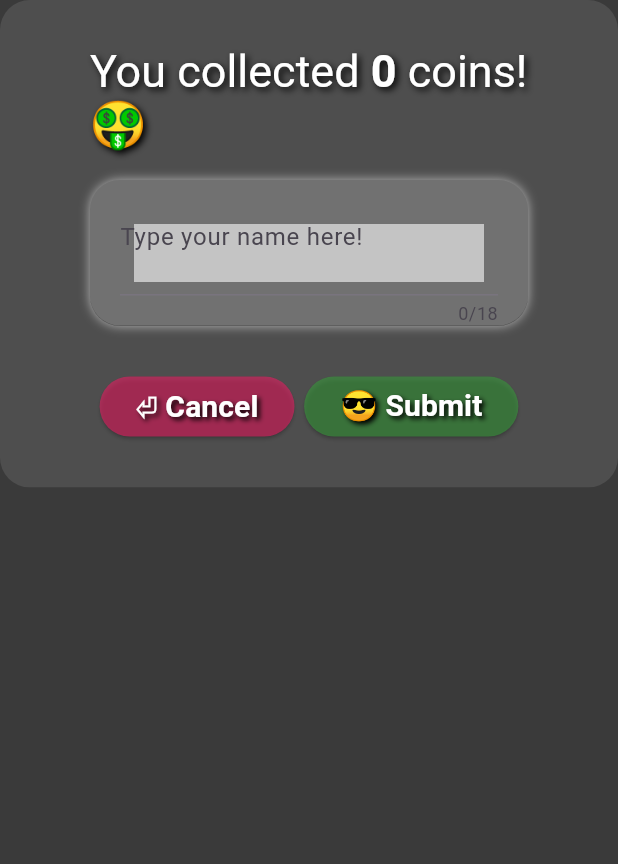
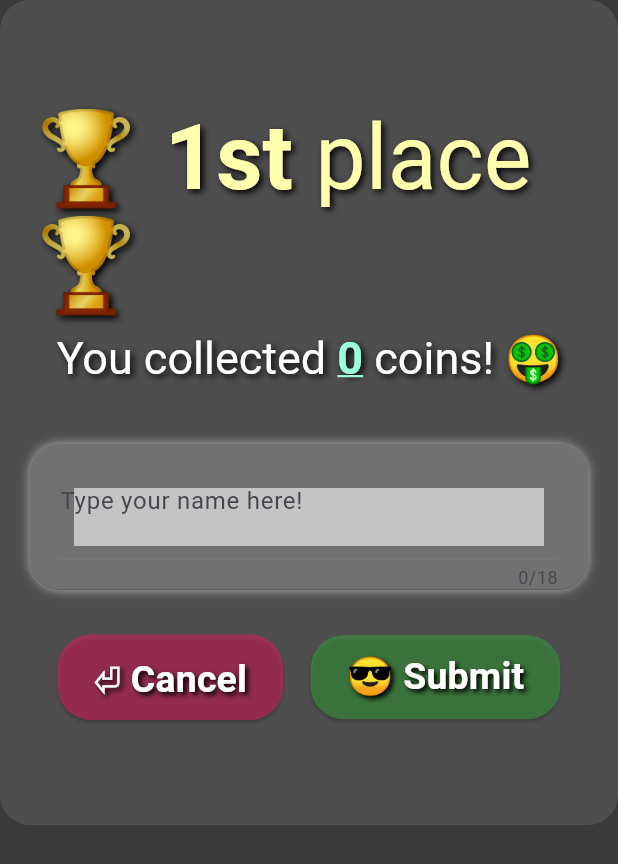
Before and after one commit to bdero/flutter-scene-example, a Flutter app: the LeaderboardForm widget shown alone on an empty page, opened directly with empty values, on a phone screen of 412 x 824 dp. Shown: the top 864 px of the screen. Run offline on Flutter 3.47's test engine with Material 3 defaults, Android fonts, the light colour scheme and no system bars; our stand-ins replace flutter_animate; missing offline and left inert: flutter_scene, flutter_soloud, gamepads; generated files the repository leaves out were written again.

Commit message:
leaderboard improvements

```diff
--- a/lib/demo/game.dart
+++ b/lib/demo/game.dart
@@ -21,7 +21,7 @@ class GameState {
     required this.player,
   });
 
-  static const kTimeLimit = 150; // Seconds.
+  static const kTimeLimit = 60; // Seconds.
 
   final KinematicPlayer player;
   int coinsCollected = 0;
@@ -369,7 +369,7 @@ class _GameWidgetState extends State<GameWidget> {
                               Color.fromARGB(255, 15, 234, 48),
                               Colors.white,
                             ],
-                            stops: const [0, 0.1,0.5, 0.9, 1],
+                            stops: const [0, 0.1, 0.5, 0.9, 1],
                             tileMode: TileMode.repeated,
                             transform: SheenGradientTransform(
                               -math.pi / 4,
@@ -408,10 +408,11 @@ class _GameWidgetState extends State<GameWidget> {
         if (gameMode == GameMode.leaderboardEntry)
           Center(
             child: LeaderboardForm(
-                score: lastScore,
-                onSubmit: () {
-                  gotoStartMenu();
-                }),
+              score: lastScore,
+              onSubmit: () {
+                gotoStartMenu();
+              },
+            ),
           )
               .animate(key: const ValueKey("leaderboard"))
               .fade(duration: 0.2.seconds)
--- a/lib/demo/leaderboard.dart
+++ b/lib/demo/leaderboard.dart
@@ -1,6 +1,7 @@
 import 'dart:math' as math;
 import 'dart:convert';
 import 'dart:io';
+import 'dart:ui';
 
 import 'package:flutter/material.dart';
 import 'package:flutter/scheduler.dart';
@@ -64,11 +65,20 @@ class Leaderboard {
     print('Adding entry: ${entry.name} - ${entry.score}');
     entries.add(entry);
     entries.sort((a, b) => b.score.compareTo(a.score));
-    if (entries.length > 10) {
-      entries.removeRange(10, entries.length);
-    }
+    //if (entries.length > 10) {
+    //  entries.removeRange(10, entries.length);
+    //}
     saveLocal();
   }
+}
+
+int getLeaderboardPlacement(int score, Leaderboard leaderboard) {
+  for (int i = 0; i < leaderboard.entries.length; i++) {
+    if (score > leaderboard.entries[i].score) {
+      return i + 1;
+    }
+  }
+  return leaderboard.entries.length + 1;
 }
 
 /// A widget that displays the leaderboard entry form.
@@ -88,6 +98,8 @@ class _LeaderboardFormState extends State<LeaderboardForm> {
   final _formKey = GlobalKey<FormState>();
   late FocusNode _focusNode;
 
+  final Leaderboard readOnlyLeaderboard = Leaderboard.loadLocal();
+
   @override
   void initState() {
     super.initState();
@@ -105,14 +117,42 @@ class _LeaderboardFormState extends State<LeaderboardForm> {
   Widget build(BuildContext context) {
     return HUDBox(
       child: Container(
-        padding: const EdgeInsets.symmetric(vertical: 20, horizontal: 40),
-        width: 470,
+        padding: const EdgeInsets.symmetric(vertical: 60, horizontal: 0),
+        width: 590,
         child: Form(
           key: _formKey,
           child: Column(
             mainAxisAlignment: MainAxisAlignment.center,
             mainAxisSize: MainAxisSize.min,
             children: [
+              RichText(
+                text: TextSpan(
+                  text:
+                      '🏆 ${getPlacementText(getLeaderboardPlacement(widget.score, readOnlyLeaderboard))}',
+                  style: const TextStyle(
+                    fontSize: 60,
+                    fontWeight: FontWeight.bold,
+                    color: Color.fromARGB(255, 255, 255, 174),
+                    shadows: [
+                      Shadow(
+                        blurRadius: 6,
+                        color: Colors.black,
+                        offset: Offset(2, 2),
+                      ),
+                    ],
+                    overflow: TextOverflow.fade,
+                  ),
+                  children: const [
+                    TextSpan(
+                      text: ' place 🏆',
+                      style: TextStyle(
+                        fontWeight: FontWeight.normal,
+                      ),
+                    ),
+                  ],
+                ),
+              ),
+              const SizedBox(height: 10),
               RichText(
                 text: TextSpan(
                   text: 'You collected ',
@@ -132,7 +172,10 @@ class _LeaderboardFormState extends State<LeaderboardForm> {
                     TextSpan(
                       text: widget.score.toString(),
                       style: const TextStyle(
+                        fontSize: 30,
+                        decoration: TextDecoration.underline,
                         fontWeight: FontWeight.bold,
+                        color: Color.fromARGB(255, 154, 255, 218),
                       ),
                     ),
                     TextSpan(
@@ -144,8 +187,9 @@ class _LeaderboardFormState extends State<LeaderboardForm> {
                   ],
                 ),
               ),
-              const SizedBox(height: 20),
+              const SizedBox(height: 40),
               Container(
+                width: 380,
                 padding: const EdgeInsets.symmetric(horizontal: 20),
                 decoration: BoxDecoration(
                   color: Colors.white.withAlpha(50),
@@ -189,7 +233,9 @@ class _LeaderboardFormState extends State<LeaderboardForm> {
                 ),
               ),
               const SizedBox(height: 30),
-              Row(
+              SizedBox(
+                width: 440,
+                child: Row(
                   mainAxisAlignment: MainAxisAlignment.spaceEvenly,
                   children: [
                     ElevatedButton(
@@ -197,13 +243,17 @@ class _LeaderboardFormState extends State<LeaderboardForm> {
                         widget.onSubmit();
                       },
                       style: ElevatedButton.styleFrom(
-                      backgroundColor: Colors.pink.withAlpha(150),
+                        backgroundColor: Colors.pink.withAlpha(130),
+                        shape: RoundedRectangleBorder(
+                            borderRadius: BorderRadius.circular(22)),
                       ),
-                    child: const Text(
+                      child: const Padding(
+                        padding: EdgeInsets.symmetric(vertical: 10),
+                        child: Text(
                           '⏎ Cancel',
                           style: TextStyle(
                             color: Colors.white,
-                        fontSize: 20,
+                            fontSize: 25,
                             fontWeight: FontWeight.bold,
                             shadows: [
                               Shadow(
@@ -212,6 +262,7 @@ class _LeaderboardFormState extends State<LeaderboardForm> {
                                 offset: Offset(2, 2),
                               ),
                             ],
+                          ),
                         ),
                       ),
                     ),
@@ -226,14 +277,18 @@ class _LeaderboardFormState extends State<LeaderboardForm> {
                         }
                       },
                       style: ElevatedButton.styleFrom(
-                      backgroundColor:
-                          Color.fromARGB(255, 57, 155, 60).withAlpha(150),
+                        backgroundColor: const Color.fromARGB(255, 57, 155, 60)
+                            .withAlpha(150),
+                        shape: RoundedRectangleBorder(
+                            borderRadius: BorderRadius.circular(22)),
                       ),
-                    child: const Text(
+                      child: const Padding(
+                        padding: EdgeInsets.symmetric(vertical: 10),
+                        child: Text(
                           '😎 Submit',
                           style: TextStyle(
                             color: Colors.white,
-                        fontSize: 20,
+                            fontSize: 25,
                             fontWeight: FontWeight.bold,
                             shadows: [
                               Shadow(
@@ -245,7 +300,9 @@ class _LeaderboardFormState extends State<LeaderboardForm> {
                           ),
                         ),
                       ),
+                    ),
                   ],
+                ),
               ),
             ],
           ),
@@ -264,7 +321,9 @@ class LeaderboardWidget extends StatefulWidget {
 }
 
 String getPlacementText(int index) {
-  final ones = index % 10;
+  final int ones = index % 10;
+  final int tens = (index ~/ 10) % 10;
+  if (tens != 1) {
     switch (ones) {
       case 1:
         return '${index}st';
@@ -272,9 +331,9 @@ String getPlacementText(int index) {
         return '${index}nd';
       case 3:
         return '${index}rd';
-    default:
+    }
+  }
   return '${index}th';
-  }
 }
 
 enum LeaderboardState {
@@ -423,10 +482,12 @@ class _LeaderboardWidgetState extends State<LeaderboardWidget> {
                   ),
                 ],
               ).animate(key: ValueKey('leaderboardrows$index')).slideY(
-                    delay: (math.min(5, index) * 0.2).seconds,
+                    delay: index < 5
+                        ? (math.min(5, index) * 0.2).seconds
+                        : 0.seconds,
                     curve: Curves.easeOutCubic,
                     duration: 0.8.seconds,
-                    begin: 10,
+                    begin: index < 5 ? 10 : 0,
                     end: 0,
                   );
             },
--- a/lib/demo/spike.dart
+++ b/lib/demo/spike.dart
@@ -84,7 +84,8 @@ class Spike {
       rotation += deltaSeconds * 10;
     }
 
-    scale = lerpDeltaTime(scale, 1, 0.1, deltaSeconds);
+    scale = lerpDeltaTime(scale, 1, 0.02, deltaSeconds);
+    rotation += deltaSeconds * 2;
 
     return true;
   }
```
Lines whose indentation alone changed are shown as unchanged.
